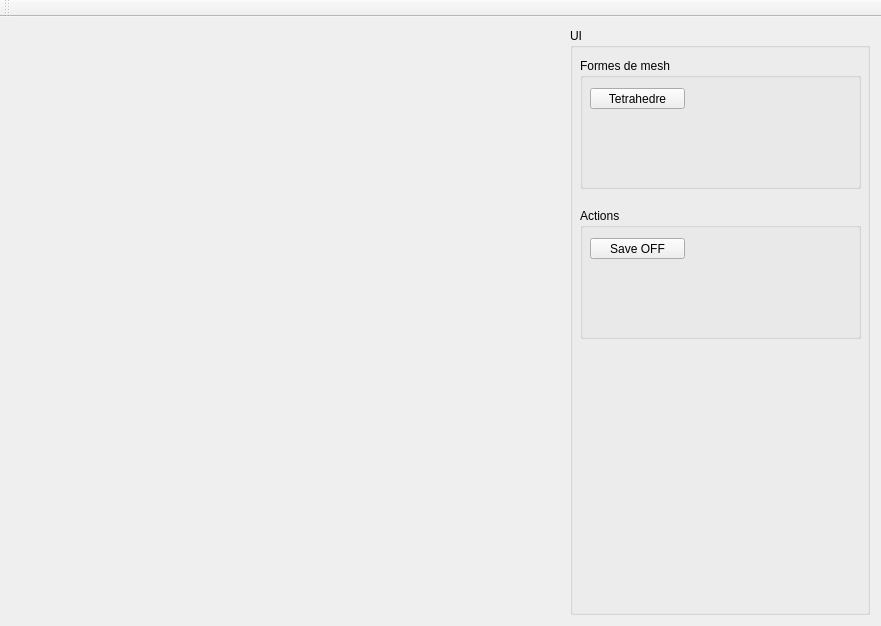
Above: mainwindow.ui from BastienRuivo/Mesh_Computational_Geometry before the change. Below: the same form after it.
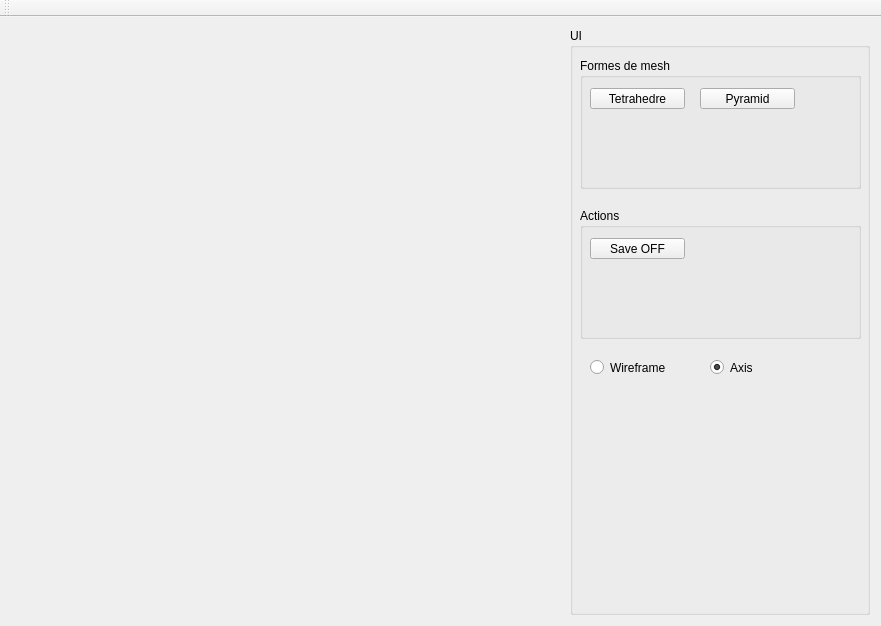
That is the form after the change. Custom widgets are drawn as their Qt base class.

Diff of the .ui file:
```diff
--- a/mainwindow.ui
+++ b/mainwindow.ui
@@ -79,6 +79,19 @@
          <string>Tetrahedre</string>
         </property>
        </widget>
+       <widget class="QPushButton" name="Pyramid">
+        <property name="geometry">
+         <rect>
+          <x>120</x>
+          <y>30</y>
+          <width>95</width>
+          <height>21</height>
+         </rect>
+        </property>
+        <property name="text">
+         <string>Pyramid</string>
+        </property>
+       </widget>
       </widget>
       <widget class="QGroupBox" name="Actions">
        <property name="geometry">
@@ -106,6 +119,41 @@
         </property>
        </widget>
       </widget>
+      <widget class="QRadioButton" name="Wireframe">
+       <property name="geometry">
+        <rect>
+         <x>20</x>
+         <y>330</y>
+         <width>121</width>
+         <height>19</height>
+        </rect>
+       </property>
+       <property name="text">
+        <string>Wireframe</string>
+       </property>
+       <property name="autoExclusive">
+        <bool>false</bool>
+       </property>
+      </widget>
+      <widget class="QRadioButton" name="Axis">
+       <property name="geometry">
+        <rect>
+         <x>140</x>
+         <y>330</y>
+         <width>121</width>
+         <height>19</height>
+        </rect>
+       </property>
+       <property name="text">
+        <string>Axis</string>
+       </property>
+       <property name="checked">
+        <bool>true</bool>
+       </property>
+       <property name="autoExclusive">
+        <bool>false</bool>
+       </property>
+      </widget>
      </widget>
     </item>
    </layout>
```
